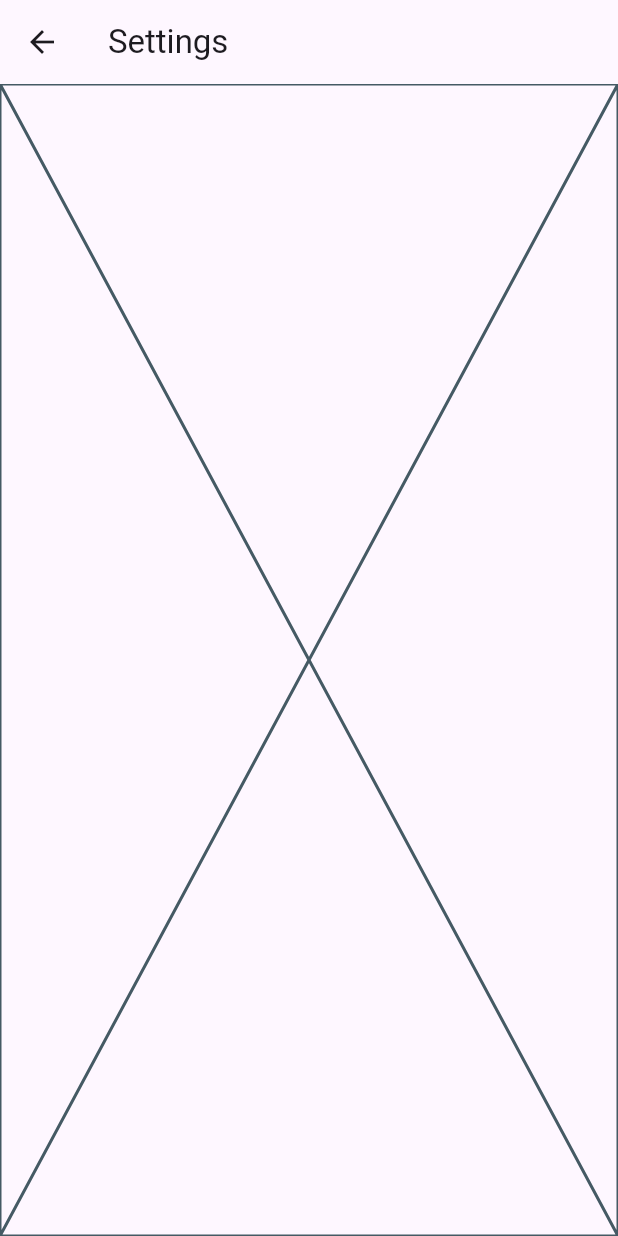
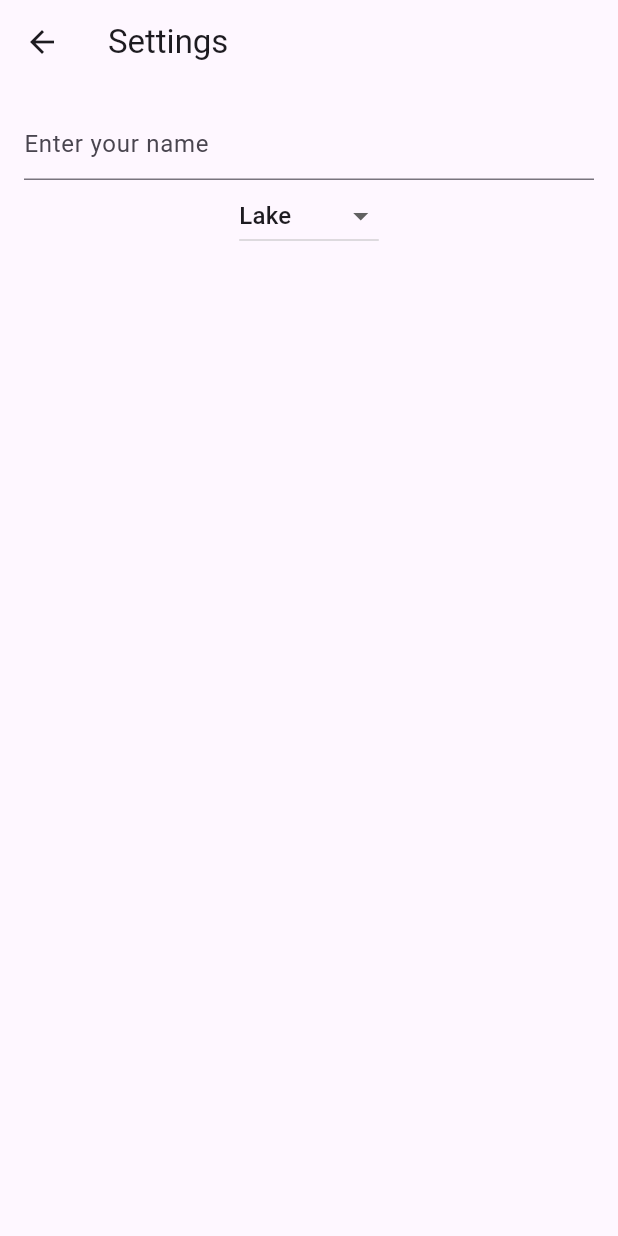
Before and after one commit to ZackTFlowers/pluralsightApp, a Flutter app: the SettingsScreen screen opened directly, on a phone screen of 412 x 824 dp. Run offline on Flutter 3.47's test engine with Material 3 defaults, Android fonts, the phone set to English and light mode, and no system bars; our stand-ins replace shared_preferences; accounts and stored records are empty.

Commit message:
Updated settings screen for name and dropdown

```diff
--- a/lib/data/sp_helper.dart
+++ b/lib/data/sp_helper.dart
@@ -1,6 +1,6 @@
 import 'package:shared_preferences/shared_preferences.dart';
 
-class SpHelper {
+class SPHelper {
   static const keyName = 'name';
   static const keyImage = 'image';
 
@@ -24,8 +24,8 @@ class SpHelper {
 
     try {
       return {
-        'name': name,
-        'image': image
+        keyName: name,
+        keyImage: image
       };
     } on Exception catch (_) {
       return {};
--- a/lib/screens/settings_screen.dart
+++ b/lib/screens/settings_screen.dart
@@ -8,11 +8,36 @@ class SettingsScreen extends StatefulWidget {
 }
 
 class _SettingsScreenState extends State<SettingsScreen> {
+  final TextEditingController txtName = TextEditingController();
+  final List<String> _images = ['Lake', 'Mountain', 'Sea', 'Country'];
+  String _selectedImage = 'Lake';
+
   @override
   Widget build(BuildContext context) {
     return Scaffold(
       appBar: AppBar(title: const Text('Settings')),
-      body: const Placeholder()
+      body: Padding(
+        padding: const EdgeInsets.all(16.0),
+        child: Column(
+          children: [
+            TextField(
+              controller: txtName,
+              decoration: const InputDecoration(hintText: 'Enter your name'),
+            ),
+            DropdownButton<String>(
+              value: _selectedImage, //default to Lake line 13
+              items: _images.map((String value) {
+                //map() takes each value in _images, and returns an object of DropdownMenuItem which we convert toList() on line 35
+                return DropdownMenuItem(value: value, child: Text(value));
+              }).toList(),
+              onChanged: (newvalue) {
+                _selectedImage = newvalue ?? 'Lake';
+                setState(() {});
+              },
+            ),
+          ],
+        ),
+      ),
     );
   }
 }
```
